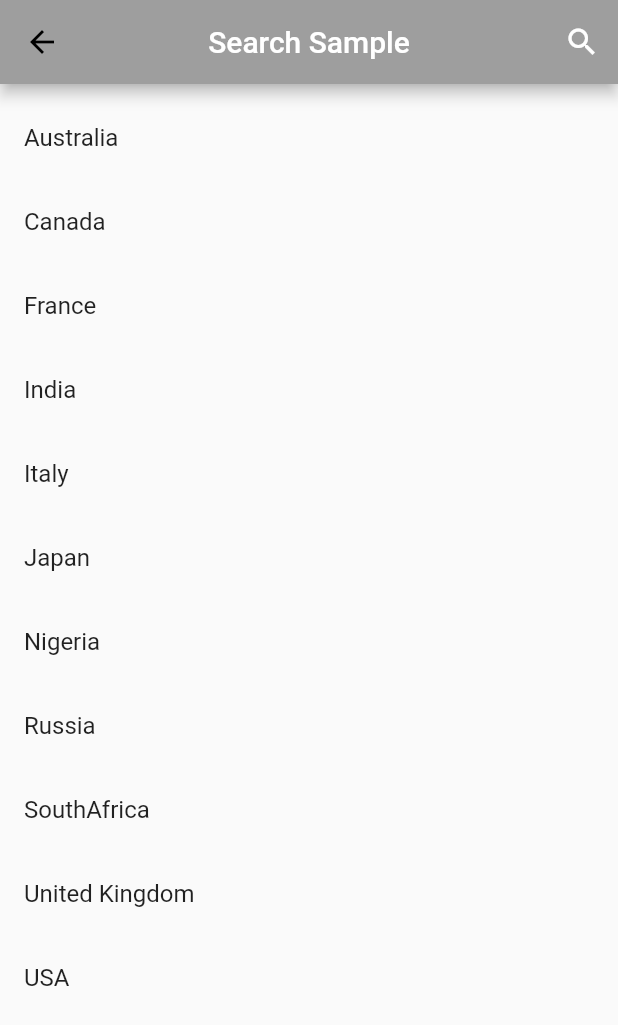
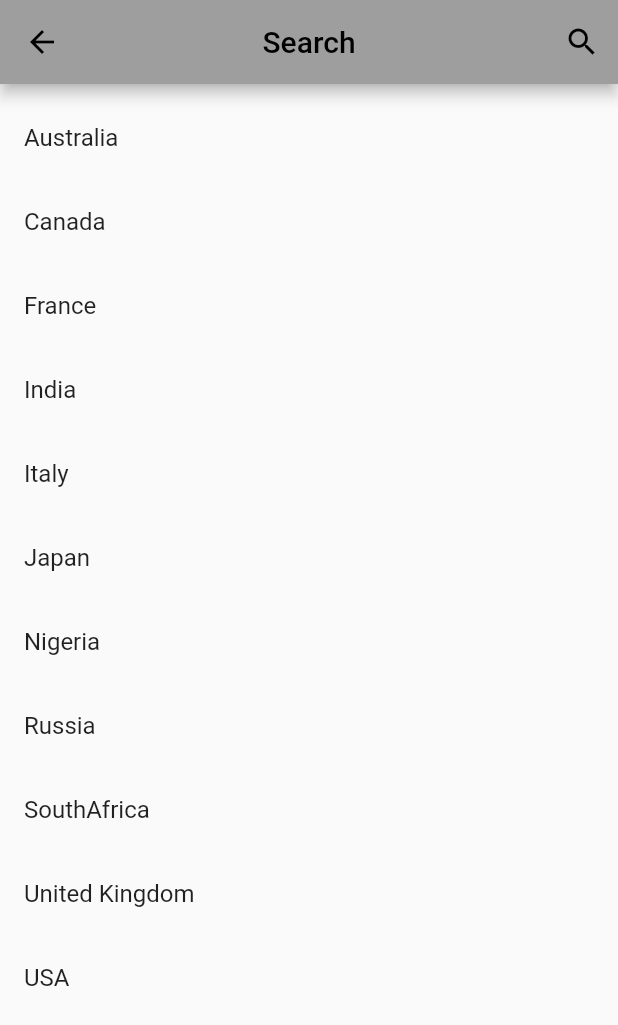
Before and after one commit to nischala342/QuizBuzz, a Flutter app: the resultpage screen opened directly with empty values, after a tap on "Continue", after a tap on the "search" icon, on a phone screen of 412 x 824 dp. Shown: the top 1025 px of the screen. Run offline on Flutter 3.47's test engine with Material 2 defaults, Android fonts, the phone set to English and light mode, and no system bars.

Commit message:
Search bar colors changed

```diff
--- a/lib/home.dart
+++ b/lib/home.dart
@@ -2,6 +2,7 @@ import 'package:QuizBuzz/quizpage.dart';
 import 'package:flutter/material.dart';
 import 'package:flutter/services.dart';
 import 'package:QuizBuzz/search.dart';
+
 class HomePage extends StatefulWidget {
   @override
   _HomePageState createState() => _HomePageState();
@@ -108,20 +109,25 @@ class _HomePageState extends State<HomePage> {
       backgroundColor: Colors.grey[900],
       appBar: AppBar(
         actions: <Widget>[
-          IconButton(onPressed: (){
-            Navigator.push(
-              context,MaterialPageRoute(builder: (context) => SearchList()));
-          }, icon: Icon(Icons.search),)
+          IconButton(
+            onPressed: () {
+              Navigator.push(context,
+                  MaterialPageRoute(builder: (context) => SearchList()));
+            },
+            icon: Icon(
+              Icons.search,
+              color: Colors.white,
+            ),
+          )
         ],
         title: Text(
-          "QuizzBuzz",
+          "QuizBuzz",
           style: TextStyle(
               color: Colors.white, fontFamily: "Galada", fontSize: 27.0),
         ),
         centerTitle: true,
-        backgroundColor: Colors.white,
+        backgroundColor: Colors.black,
         titleSpacing: 2.0,
-
       ),
       body: ListView(
         children: <Widget>[
--- a/lib/resultpage.dart
+++ b/lib/resultpage.dart
@@ -43,7 +43,10 @@ class _resultpageState extends State<resultpage> {
       appBar: AppBar(
         title: Text(
           "Result",
+          style: TextStyle(color: Colors.white),
         ),
+        backgroundColor: Colors.black,
+        centerTitle: true,
       ),
       body: Column(
         children: <Widget>[
@@ -91,7 +94,8 @@ class _resultpageState extends State<resultpage> {
             child: Row(
               mainAxisAlignment: MainAxisAlignment.center,
               children: <Widget>[
-                OutlineButton(
+                RaisedButton(
+                  color: Colors.black,
                   onPressed: () {
                     Navigator.of(context).pushReplacement(MaterialPageRoute(
                       builder: (context) => HomePage(),
@@ -100,6 +104,7 @@ class _resultpageState extends State<resultpage> {
                   child: Text(
                     "Continue",
                     style: TextStyle(
+                      color: Colors.white,
                       fontSize: 18.0,
                     ),
                   ),
@@ -107,8 +112,7 @@ class _resultpageState extends State<resultpage> {
                     vertical: 10.0,
                     horizontal: 25.0,
                   ),
-                  borderSide: BorderSide(width: 3.0, color: Colors.black),
-                  splashColor: Colors.grey,
+                  splashColor: Colors.grey[700],
                 )
               ],
             ),
--- a/lib/search.dart
+++ b/lib/search.dart
@@ -1,15 +1,20 @@
 import 'package:flutter/material.dart';
+
 class SearchList extends StatefulWidget {
-  SearchList({ Key key }) : super(key: key);
+  SearchList({Key key}) : super(key: key);
   @override
   _SearchListState createState() => new _SearchListState();
-
 }
 
-class _SearchListState extends State<SearchList>
-{
-  Widget appBarTitle = new Text("Search Sample", style: new TextStyle(color: Colors.white),);
-  Icon actionIcon = new Icon(Icons.search, color: Colors.white,);
+class _SearchListState extends State<SearchList> {
+  Widget appBarTitle = new Text(
+    "Search",
+    style: new TextStyle(color: Colors.black),
+  );
+  Icon actionIcon = new Icon(
+    Icons.search,
+    color: Colors.black,
+  );
   final key = new GlobalKey<ScaffoldState>();
   final TextEditingController _searchQuery = new TextEditingController();
   List<String> _list;
@@ -23,8 +28,7 @@ class _SearchListState extends State<SearchList>
           _IsSearching = false;
           _searchText = "";
         });
-      }
-      else {
+      } else {
         setState(() {
           _IsSearching = true;
           _searchText = _searchQuery.text;
@@ -38,7 +42,6 @@ class _SearchListState extends State<SearchList>
     super.initState();
     _IsSearching = false;
     init();
-
   }
 
   void init() {
@@ -74,52 +77,52 @@ class _SearchListState extends State<SearchList>
 
   List<ChildItem> _buildSearchList() {
     if (_searchText.isEmpty) {
-      return _list.map((contact) => new ChildItem(contact))
-          .toList();
-    }
-    else {
+      return _list.map((contact) => new ChildItem(contact)).toList();
+    } else {
       List<String> _searchList = List();
       for (int i = 0; i < _list.length; i++) {
-        String  name = _list.elementAt(i);
+        String name = _list.elementAt(i);
         if (name.toLowerCase().contains(_searchText.toLowerCase())) {
           _searchList.add(name);
         }
       }
-      return _searchList.map((contact) => new ChildItem(contact))
-          .toList();
+      return _searchList.map((contact) => new ChildItem(contact)).toList();
     }
   }
 
   Widget buildBar(BuildContext context) {
     return new AppBar(
         centerTitle: true,
+        //backgroundColor: Colors.black,
         title: appBarTitle,
         actions: <Widget>[
-          new IconButton(icon: actionIcon, onPressed: () {
+          new IconButton(
+            icon: actionIcon,
+            onPressed: () {
               setState(() {
                 if (this.actionIcon.icon == Icons.search) {
-                this.actionIcon = new Icon(Icons.close, color: Colors.white,);
+                  this.actionIcon = new Icon(
+                    Icons.close,
+                    color: Colors.black,
+                  );
                   this.appBarTitle = new TextField(
                     controller: _searchQuery,
                     style: new TextStyle(
-                    color: Colors.white,
-
+                      color: Colors.black,
                     ),
                     decoration: new InputDecoration(
-                      prefixIcon: new Icon(Icons.search, color: Colors.white),
+                        prefixIcon: new Icon(Icons.search, color: Colors.black),
                         hintText: "Search...",
-                      hintStyle: new TextStyle(color: Colors.white)
-                  ),
+                        hintStyle: new TextStyle(color: Colors.black)),
                   );
                   _handleSearchStart();
-              }
-              else {
+                } else {
                   _handleSearchEnd();
                 }
               });
-          },),
-        ]
-    );
+            },
+          ),
+        ]);
   }
 
   void _handleSearchStart() {
@@ -130,14 +133,18 @@ class _SearchListState extends State<SearchList>
 
   void _handleSearchEnd() {
     setState(() {
-      this.actionIcon = new Icon(Icons.search, color: Colors.white,);
-      this.appBarTitle =
-      new Text("Search Sample", style: new TextStyle(color: Colors.white),);
+      this.actionIcon = new Icon(
+        Icons.search,
+        color: Colors.white,
+      );
+      this.appBarTitle = new Text(
+        "Search ",
+        style: new TextStyle(color: Colors.white),
+      );
       _IsSearching = false;
       _searchQuery.clear();
     });
   }
-
 }
 
 class ChildItem extends StatelessWidget {
@@ -147,5 +154,4 @@ class ChildItem extends StatelessWidget {
   Widget build(BuildContext context) {
     return new ListTile(title: new Text(this.name));
   }
-
 }
```
Lines whose indentation alone changed are shown as unchanged.
